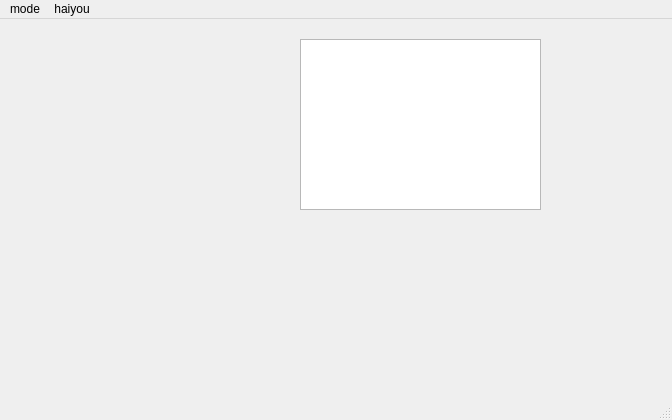
Before: the Qt Designer form mainwindow.ui in sky92zwq/ecT_Tadlas-Qt5, drawn with Qt 5.
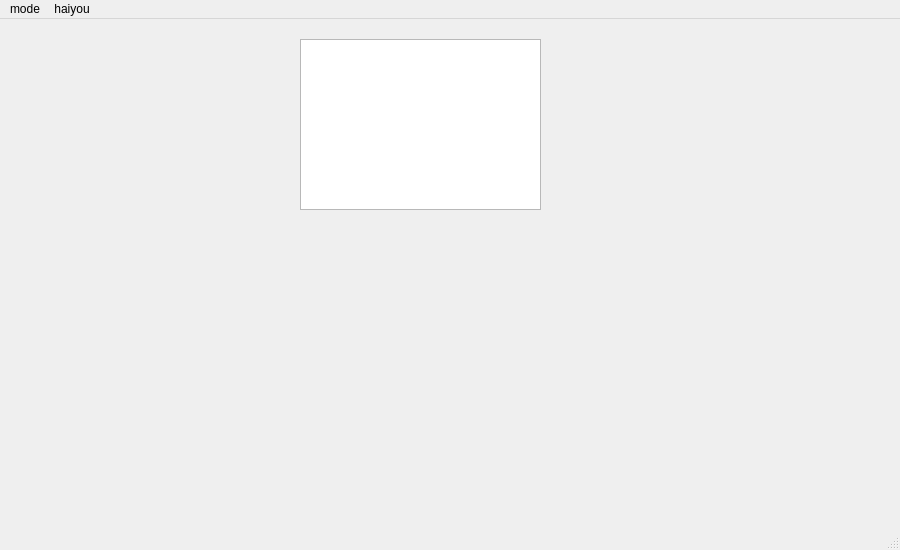
After: the same form once the commit is applied.

```diff
--- a/mainwindow.ui
+++ b/mainwindow.ui
@@ -6,8 +6,8 @@
    <rect>
     <x>0</x>
     <y>0</y>
-    <width>672</width>
-    <height>420</height>
+    <width>900</width>
+    <height>550</height>
    </rect>
   </property>
   <property name="windowTitle">
@@ -30,7 +30,7 @@
     <rect>
      <x>0</x>
      <y>0</y>
-     <width>672</width>
+     <width>900</width>
      <height>25</height>
     </rect>
    </property>
```
